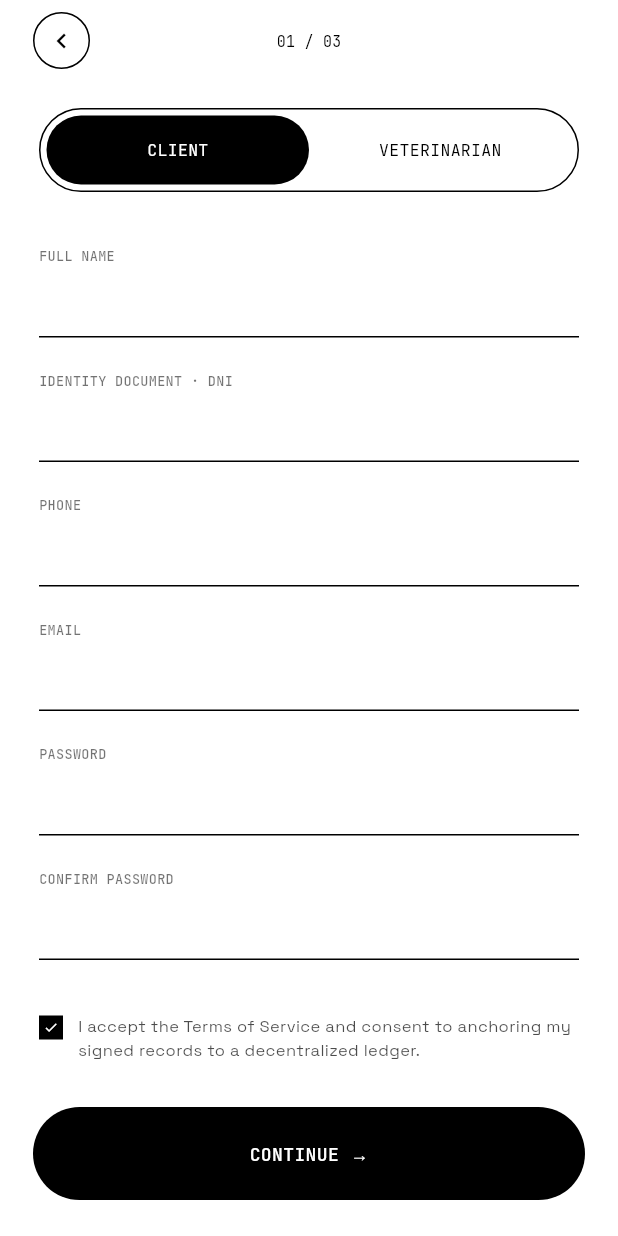
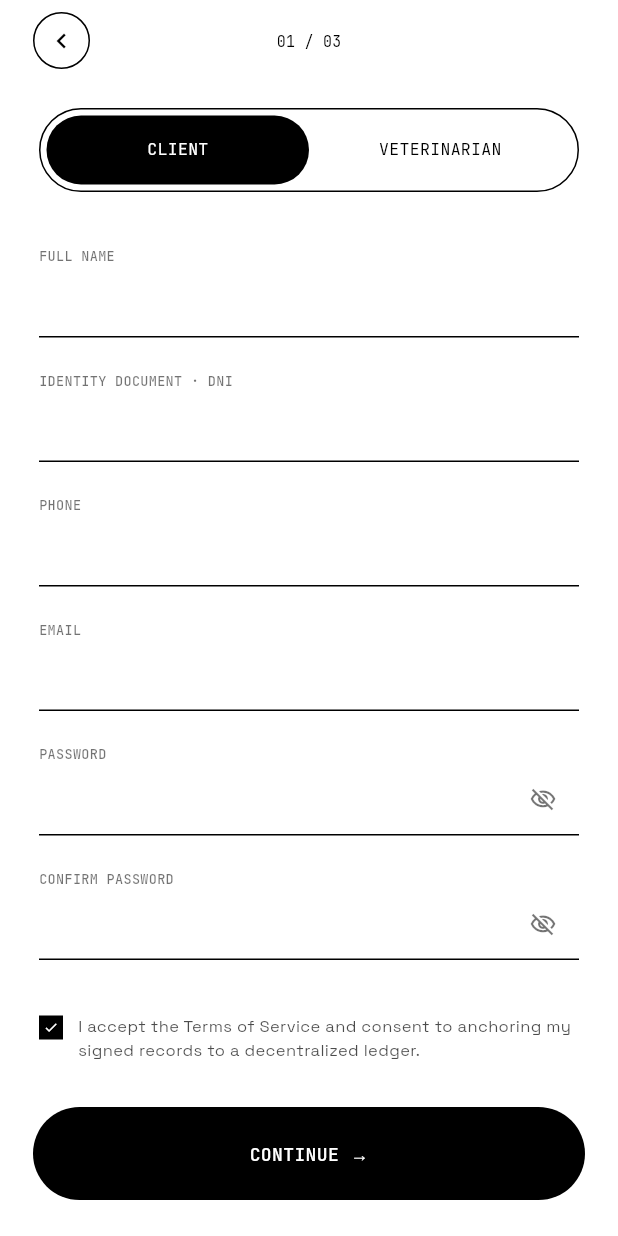
Before and after one commit to W1llpr0/prograMovil, a Flutter app: the SignUpPage screen opened by its route, scrolled down 128 dp, on a phone screen of 412 x 824 dp. Run offline on Flutter 3.47's test engine with Material 3 defaults, Android fonts, the light colour scheme and no system bars; our stand-ins replace get, google_fonts, image_picker, supabase_flutter; accounts and stored records are empty.

Commit message:
Algunos arreglos a la creacion de cuenta y al login

```diff
--- a/app/lib/components/line_input.dart
+++ b/app/lib/components/line_input.dart
@@ -9,6 +9,7 @@ class LineInput extends StatefulWidget {
   final String? hint;
   final TextInputType keyboardType;
   final bool obscureText;
+  final bool showPasswordToggle;
   final String? Function(String?)? validator;
   final int maxLines;
   final TextCapitalization textCapitalization;
@@ -20,6 +21,7 @@ class LineInput extends StatefulWidget {
     this.hint,
     this.keyboardType = TextInputType.text,
     this.obscureText = false,
+    this.showPasswordToggle = false,
     this.validator,
     this.maxLines = 1,
     this.textCapitalization = TextCapitalization.none,
@@ -31,6 +33,13 @@ class LineInput extends StatefulWidget {
 
 class _LineInputState extends State<LineInput> {
   bool _focused = false;
+  late bool _obscure;
+
+  @override
+  void initState() {
+    super.initState();
+    _obscure = widget.obscureText;
+  }
 
   @override
   Widget build(BuildContext context) {
@@ -59,7 +68,7 @@ class _LineInputState extends State<LineInput> {
                 TextFormField(
                   controller: widget.controller,
                   keyboardType: widget.keyboardType,
-                  obscureText: widget.obscureText,
+                  obscureText: _obscure,
                   maxLines: widget.maxLines,
                   textCapitalization: widget.textCapitalization,
                   validator: widget.validator,
@@ -85,10 +94,22 @@ class _LineInputState extends State<LineInput> {
                     errorBorder: UnderlineInputBorder(
                       borderSide: BorderSide(color: cs.onSurface, width: 1),
                     ),
-                    contentPadding: const EdgeInsets.fromLTRB(0, 6, 20, 10),
+                    contentPadding: EdgeInsets.fromLTRB(0, 6, widget.showPasswordToggle ? 44 : 20, 10),
+                    suffixIcon: widget.showPasswordToggle
+                        ? IconButton(
+                            icon: Icon(
+                              _obscure ? Icons.visibility_off_outlined : Icons.visibility_outlined,
+                              size: 18,
+                              color: cs.onSurface.withValues(alpha: 0.55),
+                            ),
+                            onPressed: () => setState(() => _obscure = !_obscure),
+                            splashRadius: 18,
+                          )
+                        : null,
                   ),
                 ),
-                // Focus indicator — small filled square (from mockup)
+                // Focus indicator — small filled square (from mockup); hidden when toggle is shown
+                if (!widget.showPasswordToggle)
                   AnimatedOpacity(
                     opacity: _focused ? 1.0 : 0.0,
                     duration: const Duration(milliseconds: 180),
--- a/app/lib/pages/sign_in/sign_in_page.dart
+++ b/app/lib/pages/sign_in/sign_in_page.dart
@@ -54,7 +54,7 @@ class SignInPage extends StatelessWidget {
                     LineInput(controller: ctrl.emailCtrl, label: 'EMAIL',
                         hint: 'you@vetcare.pe', keyboardType: TextInputType.emailAddress),
                     LineInput(controller: ctrl.passwordCtrl, label: 'PASSWORD',
-                        hint: '••••••••', obscureText: true),
+                        hint: '••••••••', obscureText: true, showPasswordToggle: true),
                     // Remember + forgot row
                     Padding(
                       padding: const EdgeInsets.only(bottom: 22),
--- a/app/lib/pages/sign_up/sign_up_page.dart
+++ b/app/lib/pages/sign_up/sign_up_page.dart
@@ -105,11 +105,13 @@ class SignUpPage extends StatelessWidget {
                     controller: ctrl.passwordCtrl,
                     label: 'PASSWORD',
                     obscureText: true,
+                    showPasswordToggle: true,
                   ),
                   LineInput(
                     controller: ctrl.confirmCtrl,
                     label: 'CONFIRM PASSWORD',
                     obscureText: true,
+                    showPasswordToggle: true,
                   ),
                   // Terms
                   Padding(
@@ -217,12 +219,14 @@ class _RoleToggle extends StatelessWidget {
                     onTap: () => ctrl.selectedRole.value = 'client',
                     behavior: HitTestBehavior.opaque,
                     child: Center(
-                      child: Text(
-                        'CLIENT',
+                      child: AnimatedDefaultTextStyle(
+                        duration: const Duration(milliseconds: 320),
+                        curve: const Cubic(0.2, 0.8, 0.2, 1),
                         style: GoogleFonts.jetBrainsMono(fontSize: 11,
                           letterSpacing: 0.22,
                           color: isClient ? cs.surface : cs.onSurface,
                         ),
+                        child: const Text('CLIENT'),
                       ),
                     ),
                   ),
@@ -232,12 +236,14 @@ class _RoleToggle extends StatelessWidget {
                     onTap: () => ctrl.selectedRole.value = 'veterinarian',
                     behavior: HitTestBehavior.opaque,
                     child: Center(
-                      child: Text(
-                        'VETERINARIAN',
+                      child: AnimatedDefaultTextStyle(
+                        duration: const Duration(milliseconds: 320),
+                        curve: const Cubic(0.2, 0.8, 0.2, 1),
                         style: GoogleFonts.jetBrainsMono(fontSize: 11,
                           letterSpacing: 0.22,
                           color: isClient ? cs.onSurface : cs.surface,
                         ),
+                        child: const Text('VETERINARIAN'),
                       ),
                     ),
                   ),
--- a/app/lib/services/auth_service.dart
+++ b/app/lib/services/auth_service.dart
@@ -50,7 +50,11 @@ class AuthService {
       if (uid == null) {
         return const GenericResponse(success: false, message: 'Registration failed.');
       }
-      // Insert into users table (trigger may handle this, but we ensure it)
+      // The DB trigger handle_new_auth_user already inserts users/clients/veterinarians rows.
+      // We upsert users here as a fallback in case the trigger is not configured, but
+      // we never manually insert into clients/veterinarians — the trigger handles that
+      // correctly and a manual insert would violate the unique constraint on user_id.
+      try {
         await _sb.from('users').upsert({
           'id': uid,
           'email': email.trim(),
@@ -59,8 +63,8 @@ class AuthService {
           'role': role,
           if (phone != null && phone.isNotEmpty) 'phone': phone,
         });
-      if (role == 'client') {
-        await _sb.from('clients').upsert({'user_id': uid});
+      } catch (_) {
+        // Trigger already created the row — ignore duplicate/conflict errors.
       }
       final profile = await _fetchProfile(uid);
       return GenericResponse(success: true, data: profile, message: 'Account created.');
```
Lines whose indentation alone changed are shown as unchanged.
